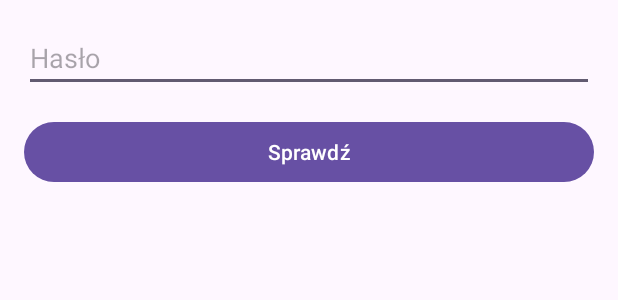
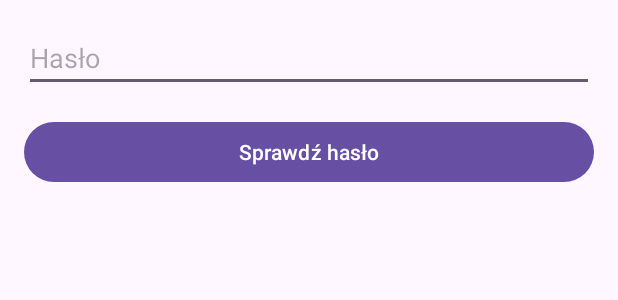
Before and after one commit to dsw49548/BAISM-CW-2, an Android app: the layout activity_main.xml on its own in the app's theme, with its tools: preview values and no code run, on a phone screen of 412 x 824 dp. Shown: the top 300 px of the screen. Run offline under Robolectric (Android 15) with nearby library versions, the phone set to English and light mode, and no system bars.

Commit message:
Change button text

```diff
--- a/app/src/main/res/values/strings.xml
+++ b/app/src/main/res/values/strings.xml
@@ -1,5 +1,5 @@
 <resources>
     <string name="app_name">PasswordChecker</string>
     <string name="password_hint">Hasło</string>
-    <string name="check">Sprawdź</string>
+    <string name="check">Sprawdź hasło</string>
 </resources>
```
